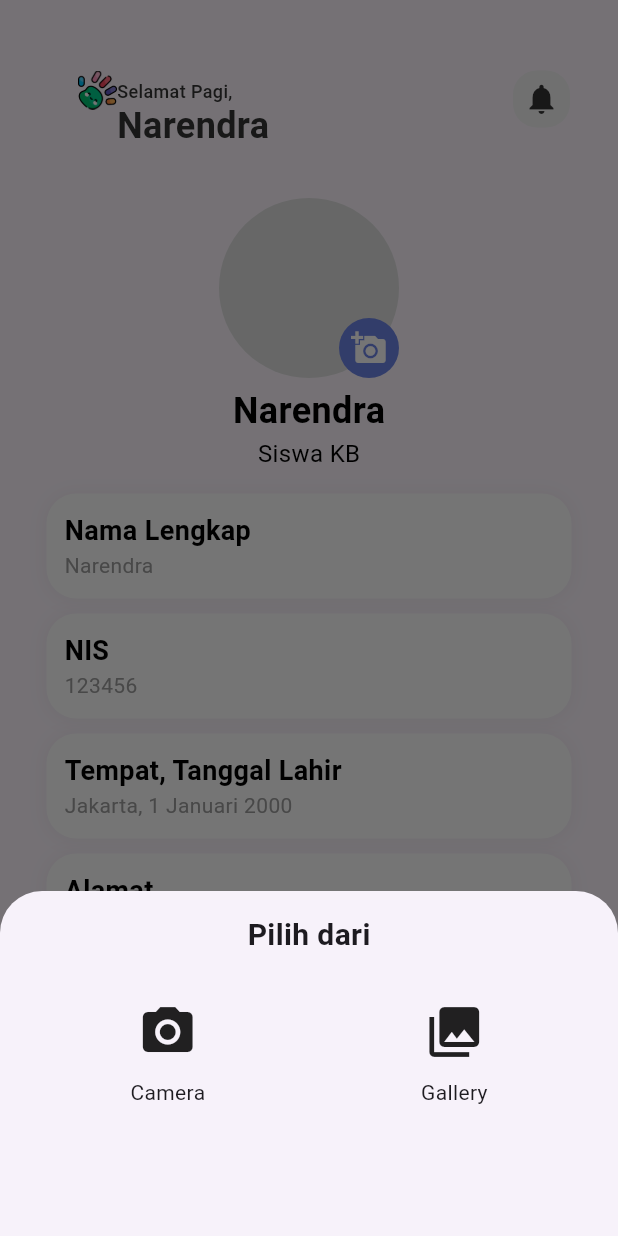
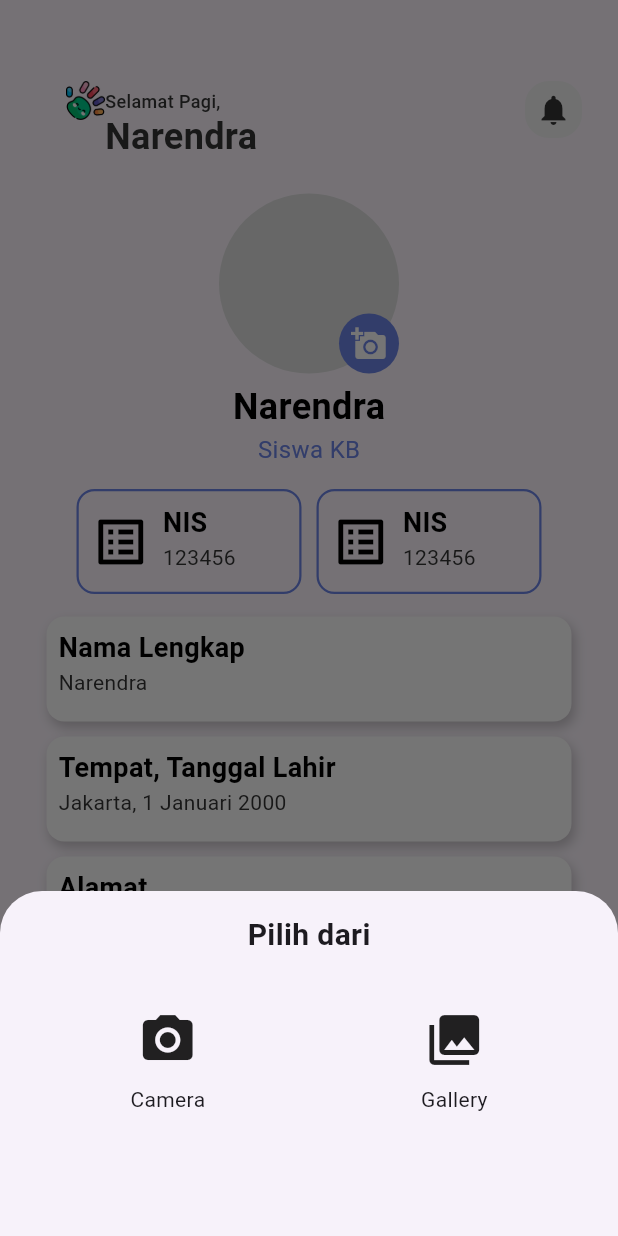
Before and after one commit to Nandra-png/talentaku_main, a Flutter app: the ProfileScreen screen opened directly, after a tap on the "add a photo" icon, on a phone screen of 412 x 824 dp. Run offline on Flutter 3.47's test engine with Material 3 defaults, Android fonts, the phone set to English and light mode, and no system bars; our stand-ins replace crystal_navigation_bar, get, iconly, image_picker; Roboto replaces fonts that are missing (Manrope).

Commit message:
update_profile

```diff
--- a/lib/constants/app_colors.dart
+++ b/lib/constants/app_colors.dart
@@ -15,6 +15,7 @@ class AppColors {
   static const Color textPrimary = Color(0xFF353535);
   static const Color textSecondary = Color(0xFF43508C);
   static const Color textLight = Color(0xFFFEFEFE);
+  static const Color textDark = Color(0xFF000000);
 
   // Status Colors
   static const Color success = Colors.green;
--- a/lib/constants/app_sizes.dart
+++ b/lib/constants/app_sizes.dart
@@ -16,6 +16,7 @@ class AppSizes {
   static const double iconS = 12.0;
   static const double iconM = 20.0;
   static const double iconL = 24.0;
+  static const double iconXL = 40.0;
 
   // Card Sizes
   static const double cardWidth = 280.0;
@@ -38,7 +39,7 @@ class AppSizes {
   static const double spaceS = 10.0;
   static const double spaceM = 15.0;
   static const double spaceL = 20.0;
-  static const double spaceXL = 30.0;
+  static const double spaceXL = 35.0;
 
   // Specific Widget Sizes
   static const double welcomeSignHeight = 70.0;
@@ -46,6 +47,7 @@ class AppSizes {
   static const double classCardHeight = 126.0;
   static const double programCardHeight = 130.0;
   static const double laporanCardHeight = 160.0;
+  static const double profile = 150.0;
   static const double categoryLineHeight = 64.0;
   static const double avatarSize = 40.0;
   static const double logoSize = 26.0;
--- a/lib/controllers/login_controller.dart
+++ b/lib/controllers/login_controller.dart
@@ -39,8 +39,8 @@ class LoginController extends GetxController {
     return CustomTextPairModel(
       primaryText: "Narendra",
       secondaryText: "Siswa KB",
-      primaryStyle: TextStyle(fontWeight: FontWeight.bold, fontSize: 24, color: Colors.black),
-      secondaryStyle: TextStyle(fontSize: 16, color: Colors.black),
+      primaryStyle: TextStyle(fontWeight: FontWeight.bold, fontSize: 24, color: AppColors.textDark),
+      secondaryStyle: TextStyle(fontSize: 16, color: AppColors.primary),
       alignment: CrossAxisAlignment.start,
     );
   }
@@ -65,8 +65,8 @@ class LoginController extends GetxController {
   ProfileImagePickerModel getProfileImagePickerModel(BuildContext context) {
     return ProfileImagePickerModel(
       image: isImagePicked.value
-          ? FileImage(File(profileImage.value)) // Use FileImage for local files
-          : AssetImage('') as ImageProvider, // Cast to ImageProvider
+          ? FileImage(File(profileImage.value))
+          : AssetImage('images/default_image.png') as ImageProvider,
       avatarRadius: 60,
       cameraRadius: 20,
       cameraBackgroundColor: AppColors.backgroundLogin,
--- a/lib/controllers/profile_controller.dart
+++ b/lib/controllers/profile_controller.dart
@@ -1,5 +1,6 @@
 import 'package:flutter/material.dart';
 import 'package:get/get.dart';
+import 'package:talentaku/constants/app_colors.dart';
 import '../models/profile_models.dart';
 
 class ProfileController extends GetxController {
@@ -9,11 +10,14 @@ class ProfileController extends GetxController {
       nis: '123456',
       birthPlaceAndDate: 'Jakarta, 1 Januari 2000',
       address: 'Jl. Raya No. 1',
+      group: 'Pelangi',
     ),
   );
 
   TextPair getTextPair(String primaryText) {
     String secondaryText;
+    IconData? icon;
+
     switch (primaryText) {
       case 'Nama Lengkap':
         secondaryText = user.value.name;
@@ -27,6 +31,10 @@ class ProfileController extends GetxController {
       case 'Alamat':
         secondaryText = user.value.address;
         break;
+      case 'Kelompok':
+        secondaryText = user.value.group;
+        icon = Icons.group;  // Add an icon for Kelompok
+        break;
       default:
         secondaryText = '';
     }
@@ -35,9 +43,11 @@ class ProfileController extends GetxController {
       primaryText: primaryText,
       secondaryText: secondaryText,
       primaryStyle: TextStyle(
-          fontWeight: FontWeight.bold, fontSize: 18, color: Colors.black),
-      secondaryStyle: TextStyle(fontSize: 14, color: Colors.grey),
+          fontWeight: FontWeight.bold, fontSize: 18, color: AppColors.textDark),
+      secondaryStyle: TextStyle(fontSize: 14, color: AppColors.textPrimary),
       alignment: CrossAxisAlignment.start,
+      icon: icon, // Pass icon if available
     );
   }
+
 }
--- a/lib/models/profile_models.dart
+++ b/lib/models/profile_models.dart
@@ -5,21 +5,24 @@ class UserModel {
   final String nis;
   final String birthPlaceAndDate;
   final String address;
+  final String group;
 
   UserModel({
     required this.name,
     required this.nis,
     required this.birthPlaceAndDate,
     required this.address,
+    required this.group,
   });
 }
 
-class TextPair { // Fix: Rename from TextPaiR to TextPair
+class TextPair { // Renamed correctly
   final String primaryText;
   final String secondaryText;
   final TextStyle primaryStyle;
   final TextStyle secondaryStyle;
   final CrossAxisAlignment alignment;
+  final IconData? icon;  // Optional icon for horizontal layout
 
   TextPair({
     required this.primaryText,
@@ -27,5 +30,6 @@ class TextPair { // Fix: Rename from TextPaiR to TextPair
     required this.primaryStyle,
     required this.secondaryStyle,
     required this.alignment,
+    this.icon, // Add optional icon
   });
 }
--- a/lib/views/login/login_pick_image.dart
+++ b/lib/views/login/login_pick_image.dart
@@ -3,7 +3,6 @@ import 'package:flutter/material.dart';
 import 'package:get/get.dart';
 import 'package:talentaku/constants/app_colors.dart';
 import 'package:talentaku/main.dart';
-
 import '../../constants/app_sizes.dart';
 import '../../controllers/login_controller.dart';
 import '../../widgets/custom_text_pair.dart';
@@ -50,10 +49,10 @@ class LoginPickImage extends StatelessWidget {
 
                       SizedBox(height: AppSizes.spaceXL),
 
-                      // ProfileImagePicker
-                      ProfileImagePicker(
+                      // ProfileImagePicker wrapped in Obx for real-time updates
+                      Obx(() => ProfileImagePicker(
                         model: controller.getProfileImagePickerModel(context),
-                      ),
+                      )),
 
                       SizedBox(height: AppSizes.spaceXL),
 
--- a/lib/views/profile/profile_screen.dart
+++ b/lib/views/profile/profile_screen.dart
@@ -8,7 +8,6 @@ import '../../widgets/login_button.dart';
 import '../../widgets/profile_image.dart';
 import '../../widgets/profile_widgets.dart';
 import '../../widgets/welcome_sign.dart';
-import '../login/login.dart';
 
 class ProfileScreen extends StatelessWidget {
   const ProfileScreen({super.key});
@@ -21,14 +20,14 @@ class ProfileScreen extends StatelessWidget {
     return Scaffold(
       body: Center(
         child: Padding(
-          padding: const EdgeInsets.all(AppSizes.paddingM),
+          padding: const EdgeInsets.all(AppSizes.paddingXS),
           child: Column(
             mainAxisAlignment: MainAxisAlignment.start,
             children: [
-              const SizedBox(height: AppSizes.spaceL),
+              const SizedBox(height: AppSizes.spaceXL),
               const WelcomeSign(),
 
-              const SizedBox(height: AppSizes.spaceXL),
+              const SizedBox(height: AppSizes.spaceL),
 
               // ProfileImagePicker
               ProfileImagePicker(
@@ -39,22 +38,47 @@ class ProfileScreen extends StatelessWidget {
 
               // CustomTextPairWidget
               CustomTextPairWidget(
-                model: loginController.getCustomTextPair(), // Update here
+                model: loginController.getCustomTextPair(),
               ),
 
               const SizedBox(height: AppSizes.spaceM),
 
-              // CustomTextPairWidget
+              // Row to display name and NIS in a single row
+              // Row to display name and NIS in a single row
+              Row(
+                mainAxisAlignment: MainAxisAlignment.center,
+                children: [
+                  Container(
+                    width: AppSizes.profile,
+                    child: TextPairWidget(
+                      icon: Icons.list_alt,
+                      model: profileController.getTextPair('NIS'),
+                      boxStyle: BoxStyle.border,
+                    ),
+                  ),
+
+                  const SizedBox(width: AppSizes.spaceS),
+
+                  Container(
+                    width: AppSizes.profile,
+                    child: TextPairWidget(
+                      icon: Icons.list_alt,
+                      model: profileController.getTextPair('NIS'),
+                      boxStyle: BoxStyle.border,
+                    ),
+                  ),
+                ],
+              ),
+
+
+              const SizedBox(height: AppSizes.spaceM),
+
+              // Additional profile info
               Obx(() {
                 return Column(
                   children: [
                     TextPairWidget(
                       model: profileController.getTextPair('Nama Lengkap'),
-                    ),
-                    const SizedBox(height: AppSizes.spaceS),
-
-                    TextPairWidget(
-                      model: profileController.getTextPair('NIS'),
                     ),
                     const SizedBox(height: AppSizes.spaceS),
 
@@ -66,6 +90,7 @@ class ProfileScreen extends StatelessWidget {
                     TextPairWidget(
                       model: profileController.getTextPair('Alamat'),
                     ),
+                    const SizedBox(height: AppSizes.spaceS),
                   ],
                 );
               }),
--- a/lib/widgets/profile_widgets.dart
+++ b/lib/widgets/profile_widgets.dart
@@ -1,28 +1,85 @@
 import 'package:flutter/material.dart';
+import 'package:talentaku/constants/app_colors.dart';
+import '../constants/app_sizes.dart';
 import '../models/profile_models.dart';
-import '../constants/app_decorations.dart';
-import '../constants/app_sizes.dart';
+
+// Enum to define box style options
+enum BoxStyle { shadow, border }
 
 class TextPairWidget extends StatelessWidget {
   final TextPair model;
+  final BoxStyle boxStyle;
+  final double? customWidth;
+  final double? customHeight;
+  final double borderWidth;
+  final IconData? icon;  // Menambahkan properti icon
 
-  const TextPairWidget({Key? key, required this.model}) : super(key: key);
+  const TextPairWidget({
+    Key? key,
+    required this.model,
+    this.boxStyle = BoxStyle.shadow,
+    this.customWidth,
+    this.customHeight,
+    this.borderWidth = 1.5,
+    this.icon,  // Menambahkan parameter icon
+  }) : super(key: key);
 
   @override
   Widget build(BuildContext context) {
-    return Container(
-      decoration: AppDecorations.cardDecoration,  // Apply the decoration here
-      width: AppSizes.profileCardWidth,  // Use the cardWidth from AppSizes
-      height: AppSizes.profileCardHeigth,  // Use the cardHeight from AppSizes
-      child: Padding(
-        padding: const EdgeInsets.all(AppSizes.paddingM),  // Use your padding constant
-        child: Column(
+    BoxDecoration boxDecoration;
+    if (boxStyle == BoxStyle.shadow) {
+      boxDecoration = BoxDecoration(
+        color: Colors.white,
+        borderRadius: BorderRadius.circular(12),
+        boxShadow: [
+          BoxShadow(
+            color: Colors.black.withOpacity(0.2),
+            blurRadius: 6,
+            offset: const Offset(2, 4),
+          ),
+        ],
+      );
+    } else {
+      boxDecoration = BoxDecoration(
+        border: Border.all(
+          color: AppColors.primary,
+          width: borderWidth,
+        ),
+        borderRadius: BorderRadius.circular(12),
+      );
+    }
+
+    // Menambahkan ikon pada layout row jika ada
+    Widget content = icon == null
+        ? Column(
+      crossAxisAlignment: model.alignment,
+      children: [
+        Text(model.primaryText, style: model.primaryStyle),
+        Text(model.secondaryText, style: model.secondaryStyle),
+      ],
+    )
+        : Row(
+      mainAxisAlignment: MainAxisAlignment.start,
+      children: [
+        Icon(icon, size: AppSizes.iconXL, color: model.primaryStyle.color),
+        const SizedBox(width: 8),  // Spacing antara ikon dan teks
+        Column(
           crossAxisAlignment: model.alignment,
           children: [
             Text(model.primaryText, style: model.primaryStyle),
             Text(model.secondaryText, style: model.secondaryStyle),
           ],
         ),
+      ],
+    );
+
+    return Container(
+      decoration: boxDecoration,
+      width: customWidth ?? AppSizes.profileCardWidth,
+      height: customHeight ?? AppSizes.profileCardHeigth,
+      child: Padding(
+        padding: const EdgeInsets.all(AppSizes.paddingS),
+        child: content,
       ),
     );
   }
```
